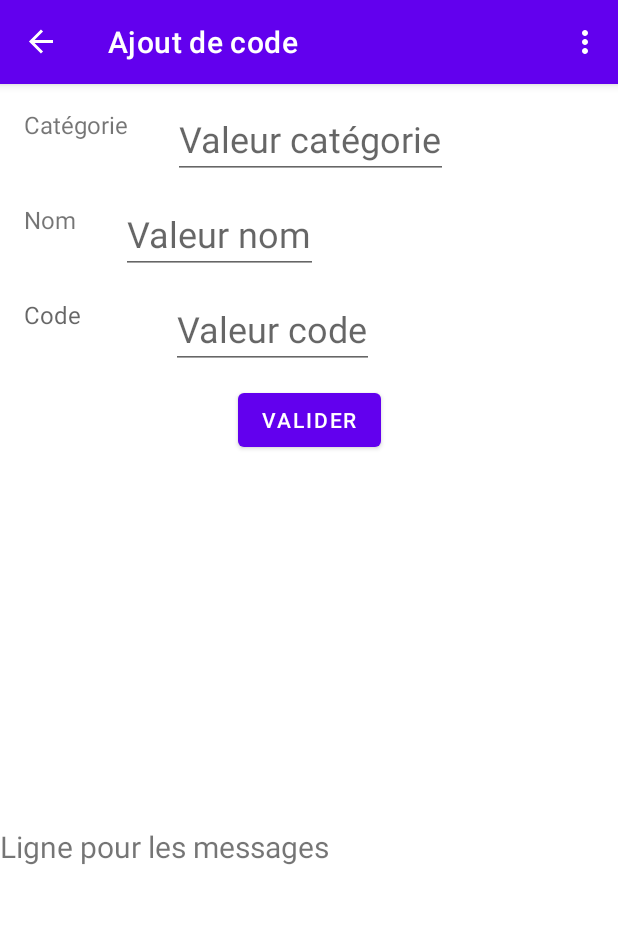
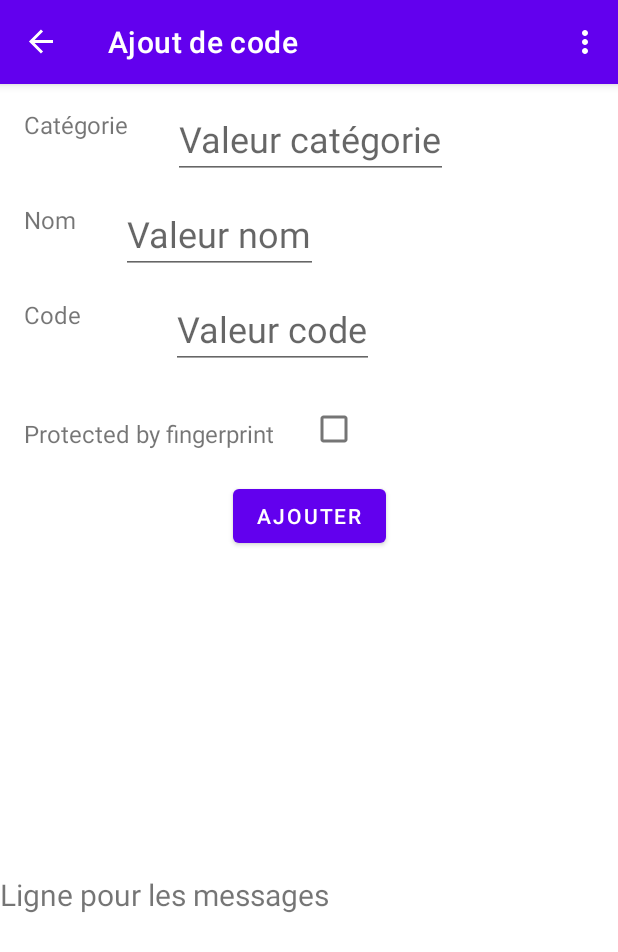
Before and after one commit to MakiLaineux/MemoTest, an Android app: the AddFragment screen opened through its navigation route, on a phone screen of 412 x 824 dp. Shown: the top 952 px of the screen. Run offline under Robolectric (Android 15) with nearby library versions, the phone set to English and light mode, and no system bars; our stand-ins replace Room's generated code, navigation-ui.

Commit message:
Ajout champ cProtectMode pour fingerprint  - version de roomdatabase (retour à 1)  - checkbox sur fragments Visu et Add Ajout dao update (non encore inutilisé) extract strings

```diff
--- a/app/src/main/java/com/technoprimates/memotest/db/CodeDao.java
+++ b/app/src/main/java/com/technoprimates/memotest/db/CodeDao.java
@@ -4,6 +4,7 @@ import androidx.lifecycle.LiveData;
 import androidx.room.Dao;
 import androidx.room.Insert;
 import androidx.room.Query;
+import androidx.room.Update;
 
 import java.util.List;
 
@@ -21,4 +22,7 @@ public interface CodeDao {
 
     @Query("DELETE FROM codes WHERE cName = :name")
     void deleteCode(String name);
+
+    @Update
+    void updateCode(Code code);
 }
--- a/app/src/main/java/com/technoprimates/memotest/db/CodeRoomDatabase.java
+++ b/app/src/main/java/com/technoprimates/memotest/db/CodeRoomDatabase.java
@@ -6,7 +6,7 @@ import androidx.room.Database;
 import androidx.room.Room;
 import androidx.room.RoomDatabase;
 
-@Database(entities = {Code.class}, version = 2)
+@Database(entities = {Code.class}, version = 1)
 public abstract class CodeRoomDatabase extends RoomDatabase {
     public abstract CodeDao codeDao();
     private static CodeRoomDatabase INSTANCE;
--- a/app/src/main/res/layout/fragment_add.xml
+++ b/app/src/main/res/layout/fragment_add.xml
@@ -8,117 +8,144 @@
 
 
     <TextView
-        android:id="@+id/label_id"
+        android:id="@+id/txt_id"
         android:layout_width="wrap_content"
         android:layout_height="wrap_content"
         android:layout_marginStart="16dp"
         android:layout_marginTop="60dp"
-        android:text="Id"
+        android:text="@string/txt_id"
         android:textSize="16sp"
         android:visibility="gone"
         app:layout_constraintStart_toStartOf="parent"
         app:layout_constraintTop_toTopOf="parent" />
 
     <TextView
-        android:id="@+id/value_id"
+        android:id="@+id/content_id"
         android:layout_width="wrap_content"
         android:layout_height="wrap_content"
         android:layout_marginStart="60dp"
         android:layout_marginTop="30dp"
-        android:text="valeur Id"
+        android:text="@string/content_id"
         android:textSize="24sp"
         android:visibility="gone"
         app:layout_constraintStart_toStartOf="parent"
-        app:layout_constraintTop_toBottomOf="@+id/label_id" />
+        app:layout_constraintTop_toBottomOf="@+id/txt_id" />
     <TextView
-        android:id="@+id/label_categ"
+        android:id="@+id/txt_category"
         android:layout_width="wrap_content"
         android:layout_height="wrap_content"
         android:layout_marginStart="16dp"
         android:layout_marginTop="16dp"
-        android:text="Catégorie"
+        android:text="@string/txt_category"
         android:textSize="16sp"
         app:layout_constraintStart_toStartOf="parent"
-        app:layout_constraintTop_toBottomOf="@+id/value_id" />
+        app:layout_constraintTop_toBottomOf="@+id/content_id" />
 
 
     <EditText
-        android:id="@+id/value_categ"
+        android:id="@+id/content_category"
         android:layout_width="wrap_content"
         android:layout_height="wrap_content"
         android:layout_marginStart="30dp"
         android:layout_marginTop="10dp"
-        android:hint="Valeur catégorie"
+        android:importantForAutofill="no"
+        android:hint="@string/content_category"
         android:inputType="text"
         android:textSize="24sp"
-        app:layout_constraintStart_toEndOf="@id/label_categ"
-        app:layout_constraintTop_toBottomOf="@+id/value_id" />
+        app:layout_constraintStart_toEndOf="@id/txt_category"
+        app:layout_constraintTop_toBottomOf="@+id/content_id" />
 
 
     <TextView
-        android:id="@+id/label_name"
+        android:id="@+id/txt_codename"
         android:layout_width="wrap_content"
         android:layout_height="wrap_content"
         android:layout_marginStart="16dp"
         android:layout_marginTop="16dp"
-        android:text="Nom"
+        android:text="@string/txt_codename"
         android:textSize="16sp"
         app:layout_constraintStart_toStartOf="parent"
-        app:layout_constraintTop_toBottomOf="@+id/value_categ" />
+        app:layout_constraintTop_toBottomOf="@+id/content_category" />
 
     <EditText
-        android:id="@+id/value_name"
+        android:id="@+id/content_codename"
         android:layout_width="wrap_content"
         android:layout_height="wrap_content"
         android:layout_marginStart="30dp"
         android:layout_marginTop="10dp"
-        android:hint="Valeur nom"
+        android:hint="@string/content_codename"
         android:textSize="24sp"
-        app:layout_constraintStart_toEndOf="@id/label_name"
-        app:layout_constraintTop_toBottomOf="@+id/value_categ" />
+        android:inputType="text"
+        android:importantForAutofill="no"
+        app:layout_constraintStart_toEndOf="@id/txt_codename"
+        app:layout_constraintTop_toBottomOf="@+id/content_category" />
 
     <TextView
-        android:id="@+id/label_value"
+        android:id="@+id/txt_codeval"
         android:layout_width="wrap_content"
         android:layout_height="wrap_content"
         android:layout_marginStart="16dp"
         android:layout_marginTop="16dp"
-        android:hint="Code"
+        android:text="@string/txt_codeval"
         android:textSize="16sp"
         app:layout_constraintStart_toStartOf="parent"
-        app:layout_constraintTop_toBottomOf="@+id/value_name" />
+        app:layout_constraintTop_toBottomOf="@+id/content_codename" />
 
     <EditText
-        android:id="@+id/value_value"
+        android:id="@+id/content_codeval"
         android:layout_width="wrap_content"
         android:layout_height="wrap_content"
         android:layout_marginStart="60dp"
         android:layout_marginTop="10dp"
-        android:hint="Valeur code"
+        android:hint="@string/content_codeval"
         android:textSize="24sp"
-        app:layout_constraintStart_toEndOf="@id/label_value"
-        app:layout_constraintTop_toBottomOf="@+id/value_name" />
+        android:inputType="text"
+        android:importantForAutofill="no"
+        app:layout_constraintStart_toEndOf="@id/txt_codeval"
+        app:layout_constraintTop_toBottomOf="@+id/content_codename" />
 
+    <TextView
+        android:id="@+id/txt_checkbox_fingerprint"
+        android:layout_width="wrap_content"
+        android:layout_height="wrap_content"
+        android:layout_marginStart="16dp"
+        android:layout_marginTop="32dp"
+        android:text="@string/txt_checkbox_fingerprint"
+        android:textSize="16sp"
+        app:layout_constraintStart_toStartOf="parent"
+        app:layout_constraintTop_toBottomOf="@+id/content_codeval" />
+
+    <CheckBox
+        android:id="@+id/checkbox_fingerprint"
+        android:layout_width="wrap_content"
+        android:layout_height="wrap_content"
+        android:layout_marginStart="16dp"
+        android:layout_marginTop="16dp"
+        android:checked="false"
+        app:layout_constraintStart_toEndOf="@id/txt_checkbox_fingerprint"
+        app:layout_constraintTop_toBottomOf="@+id/content_codeval" />
+
+
+    <Button
+        android:id="@+id/button_add"
+        android:layout_width="wrap_content"
+        android:layout_height="wrap_content"
+        android:layout_marginTop="10dp"
+        android:text="@string/txt_button_add"
+        android:visibility="visible"
+        app:layout_constraintEnd_toEndOf="parent"
+        app:layout_constraintStart_toStartOf="parent"
+        app:layout_constraintTop_toBottomOf="@+id/checkbox_fingerprint" />
 
     <TextView
         android:id="@+id/textview_third"
         android:layout_width="0dp"
         android:layout_height="wrap_content"
-        android:text="Ligne pour les messages"
+        android:text="@string/txt_message_add"
         android:textSize="20sp"
         app:layout_constraintBottom_toBottomOf="parent"
         app:layout_constraintEnd_toEndOf="parent"
         app:layout_constraintStart_toStartOf="parent"
-        app:layout_constraintTop_toBottomOf="@+id/button_third" />
+        app:layout_constraintTop_toBottomOf="@+id/button_add" />
 
-    <Button
-        android:id="@+id/button_third"
-        android:layout_width="wrap_content"
-        android:layout_height="wrap_content"
-        android:layout_marginTop="10dp"
-        android:text="Valider"
-        android:visibility="visible"
-        app:layout_constraintEnd_toEndOf="parent"
-        app:layout_constraintStart_toStartOf="parent"
-        app:layout_constraintTop_toBottomOf="@+id/value_value" />
 </androidx.constraintlayout.widget.ConstraintLayout>
--- a/app/src/main/res/navigation/nav_graph.xml
+++ b/app/src/main/res/navigation/nav_graph.xml
@@ -8,7 +8,7 @@
     <fragment
         android:id="@+id/FirstFragment"
         android:name="com.technoprimates.memotest.ui.ListFragment"
-        android:label="@string/first_fragment_label"
+        android:label="@string/label_fragment_list"
         tools:layout="@layout/fragment_list">
 
         <action
@@ -22,7 +22,7 @@
     <fragment
         android:id="@+id/SecondFragment"
         android:name="com.technoprimates.memotest.ui.VisuFragment"
-        android:label="@string/second_fragment_label"
+        android:label="@string/label_fragment_visu"
         tools:layout="@layout/fragment_visu">
 
         <action
@@ -33,7 +33,7 @@
     <fragment
         android:id="@+id/ThirdFragment"
         android:name="com.technoprimates.memotest.ui.AddFragment"
-        android:label="@string/third_fragment_label"
+        android:label="@string/label_fragment_add"
         tools:layout="@layout/fragment_add">
 
         <action
--- a/app/src/main/res/values/strings.xml
+++ b/app/src/main/res/values/strings.xml
@@ -1,14 +1,24 @@
 <resources>
     <string name="app_name">MemoTest</string>
     <string name="action_settings">Settings</string>
+
     <!-- Strings used for fragments for navigation -->
-    <string name="first_fragment_label">Mes codes</string>
-    <string name="second_fragment_label">Détails</string>
-    <string name="third_fragment_label">Ajout de code</string>
-    <string name="visu">Visu details</string>
+    <string name="label_fragment_list">Mes codes</string>
+    <string name="label_fragment_visu">Détails</string>
+    <string name="label_fragment_add">Ajout de code</string>
 
-    <string name="text_first_fragment">Liste</string>
-    <string name="text_third_fragment">Ajout code</string>
-    <string name="text_second_fragment">Visu code</string>
-    <string name="retour">retour liste</string>
-</resources>
+    <string name="txt_button_edit">retour liste</string>
+    <string name="txt_button_add">Ajouter</string>
+    <string name="txt_message_add">Ligne pour les messages</string>
+    <string name="txt_message_visu">Ligne pour les messages</string>
+
+    <string name="txt_id">Id</string>
+    <string name="txt_category">Catégorie</string>
+    <string name="txt_codename">Nom</string>
+    <string name="txt_codeval">Code</string>
+    <string name="txt_checkbox_fingerprint">Protected by fingerprint</string>
+    <string name="content_id">valeur Id</string>
+    <string name="content_category">Valeur catégorie</string>
+    <string name="content_codename">Valeur nom</string>
+    <string name="content_codeval">Valeur code</string>
+ </resources>
```
Also changed, not shown: app/src/main/java/com/technoprimates/memotest/MainViewModel.java (+9 -2 lines), app/src/main/java/com/technoprimates/memotest/db/Code.java (+17 -2 lines), app/src/main/java/com/technoprimates/memotest/db/CodeRepository.java (+9 -0 lines), app/src/main/java/com/technoprimates/memotest/ui/AddFragment.java (+6 -5 lines), app/src/main/java/com/technoprimates/memotest/ui/VisuFragment.java (+6 -5 lines), app/src/main/res/layout/fragment_visu.xml (+59 -38 lines), 1 other file.
